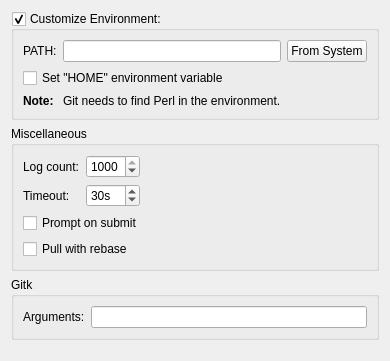
Qt form src/plugins/git/settingspage.ui (qt-creator/qt-creator) before a commit.
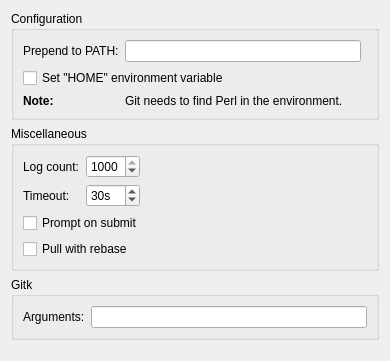
The same form after that commit.

Commit message: Git: Prepend to PATH instead of replacing it

The edit to the form file:
```diff
--- a/src/plugins/git/settingspage.ui
+++ b/src/plugins/git/settingspage.ui
@@ -17,29 +17,19 @@
       <bool>true</bool>
      </property>
      <property name="title">
-      <string>Customize Environment:</string>
-     </property>
-     <property name="checkable">
-      <bool>true</bool>
+      <string>Configuration</string>
      </property>
      <layout class="QGridLayout" name="gridLayout_2">
       <item row="0" column="0">
        <widget class="QLabel" name="pathlabel">
         <property name="text">
-         <string>PATH:</string>
+         <string>Prepend to PATH:</string>
         </property>
        </widget>
       </item>
       <item row="0" column="1">
        <widget class="QLineEdit" name="pathLineEdit"/>
       </item>
-      <item row="0" column="2">
-       <widget class="QPushButton" name="adoptButton">
-        <property name="text">
-         <string>From System</string>
-        </property>
-       </widget>
-      </item>
       <item row="1" column="0" colspan="3">
        <widget class="QCheckBox" name="winHomeCheckBox">
         <property name="text">
```
Left out of the diff: 2 changed lines with no effect on the pictures. The commit also changes 5 other files.
